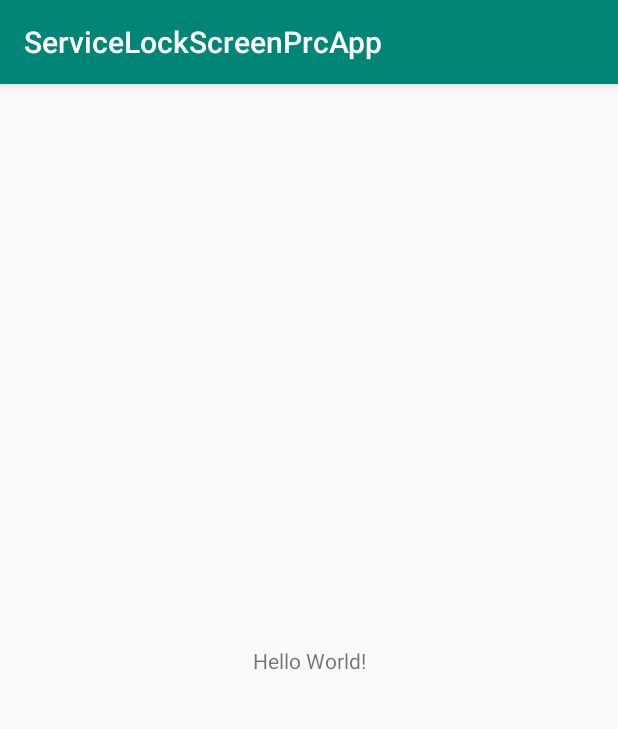
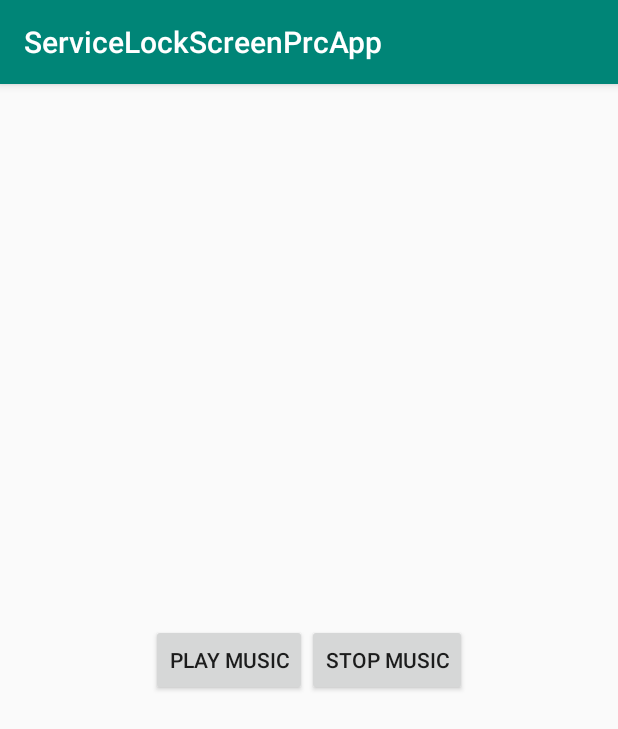
Before and after one commit to RazM10/ServiceLockScreenApp, an Android app: the screen it shows after launch (MainActivity), on a phone screen of 412 x 824 dp. Shown: the top 729 px of the screen. Run offline under Robolectric (Android 15) with nearby library versions, the phone set to English and light mode, and no system bars.

Commit message:
play music with mediaPlayer

```diff
--- a/app/src/main/java/org/myself/servicelockscreenprcapp/MainActivity.java
+++ b/app/src/main/java/org/myself/servicelockscreenprcapp/MainActivity.java
@@ -1,13 +1,41 @@
 package org.myself.servicelockscreenprcapp;
 
 import androidx.appcompat.app.AppCompatActivity;
+
+import android.media.MediaPlayer;
 import android.os.Bundle;
+import android.view.View;
+import android.widget.Button;
+import android.widget.Toast;
 
-public class MainActivity extends AppCompatActivity {
+public class MainActivity extends AppCompatActivity implements View.OnClickListener {
+
+    MediaPlayer mediaPlayer;
+
+    Button btn_play, btn_stop;
 
     @Override
     protected void onCreate(Bundle savedInstanceState) {
         super.onCreate(savedInstanceState);
         setContentView(R.layout.activity_main);
+
+        mediaPlayer = MediaPlayer.create(this, R.raw.a);
+
+        btn_play = findViewById(R.id.btn_play);
+        btn_stop = findViewById(R.id.btn_stop);
+
+        btn_play.setOnClickListener(this);
+        btn_stop.setOnClickListener(this);
+    }
+
+    public void onClick(View view){
+        if(view==btn_play){
+            mediaPlayer.start();
+            Toast.makeText(this, "Play Button Clicked", Toast.LENGTH_SHORT).show();
+        }
+        else if(view==btn_stop){
+            mediaPlayer.pause();
+            Toast.makeText(this, "Stop Button Clicked", Toast.LENGTH_SHORT).show();
+        }
     }
 }
--- a/app/src/main/res/layout/activity_main.xml
+++ b/app/src/main/res/layout/activity_main.xml
@@ -1,5 +1,5 @@
 <?xml version="1.0" encoding="utf-8"?>
-<androidx.constraintlayout.widget.ConstraintLayout
+<RelativeLayout
     xmlns:android="http://schemas.android.com/apk/res/android"
     xmlns:tools="http://schemas.android.com/tools"
     xmlns:app="http://schemas.android.com/apk/res-auto"
@@ -7,13 +7,21 @@
     android:layout_height="match_parent"
     tools:context=".MainActivity">
 
-    <TextView
+
+    <LinearLayout
         android:layout_width="wrap_content"
         android:layout_height="wrap_content"
-        android:text="Hello World!"
-        app:layout_constraintBottom_toBottomOf="parent"
-        app:layout_constraintLeft_toLeftOf="parent"
-        app:layout_constraintRight_toRightOf="parent"
-        app:layout_constraintTop_toTopOf="parent" />
+        android:layout_centerInParent="true">
+        <Button
+            android:id="@+id/btn_play"
+            android:layout_width="wrap_content"
+            android:layout_height="wrap_content"
+            android:text="Play Music"/>
+        <Button
+            android:id="@+id/btn_stop"
+            android:layout_width="wrap_content"
+            android:layout_height="wrap_content"
+            android:text="Stop Music"/>
+    </LinearLayout>
 
-</androidx.constraintlayout.widget.ConstraintLayout>
+</RelativeLayout>
```
